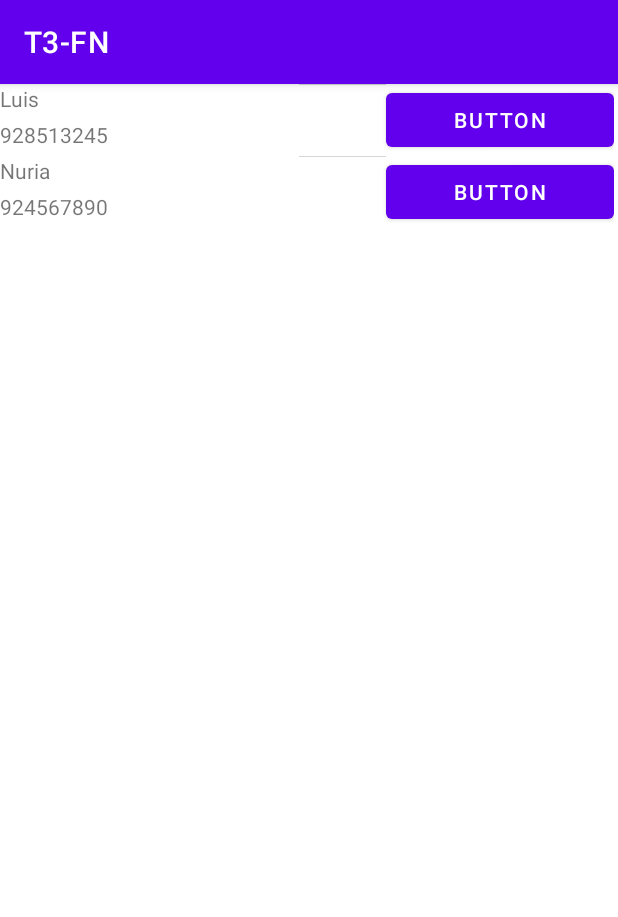
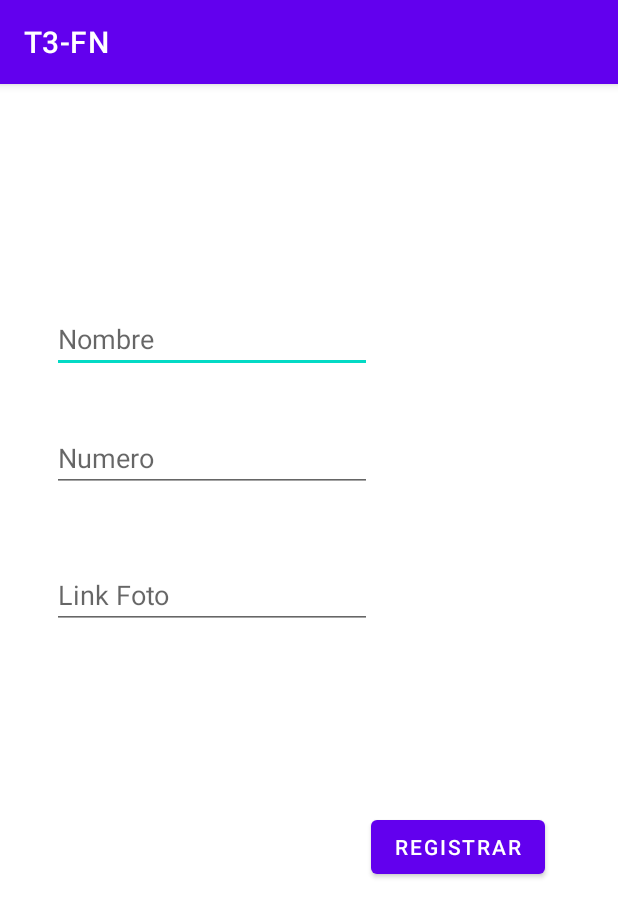
Before and after one commit to NicoldAguilar/APPMOV-T3FN, an Android app: the screen it shows after launch (ListadoActivity before the commit, RegistrarContactosActivity after it), on a phone screen of 412 x 824 dp. Shown: the top 917 px of the screen. Run offline under Robolectric (Android 15) with nearby library versions, the phone set to English and light mode, and no system bars.

Commit message:
T3-B-MID-REGISTRO

```diff
--- a/APP MOVILES/app/src/main/java/com/example/t3_fn/Clases/Contactos.java
+++ b/APP MOVILES/app/src/main/java/com/example/t3_fn/Clases/Contactos.java
@@ -1,6 +1,8 @@
 package com.example.t3_fn.Clases;
 
-public class Contactos {
+import java.io.Serializable;
+
+public class Contactos implements Serializable {
     String nombre;
     String numero;
     String foto;
--- /dev/null
+++ b/APP MOVILES/app/src/main/java/com/example/t3_fn/Clases/DatosContactos.java
@@ -0,0 +1,19 @@
+package com.example.t3_fn.Clases;
+
+import android.app.Application;
+
+import java.util.ArrayList;
+import java.util.List;
+
+//Guardamos los datos
+public class DatosContactos extends Application {
+    private List<Contactos> contactos = new ArrayList<>();
+
+    public List<Contactos> getContactosList() {
+        return contactos;
+    }
+    public void setContactosList(Contactos contacto) {
+        contactos.add(contacto);
+    }
+
+}
--- a/APP MOVILES/app/src/main/java/com/example/t3_fn/ListadoActivity.java
+++ b/APP MOVILES/app/src/main/java/com/example/t3_fn/ListadoActivity.java
@@ -4,36 +4,45 @@ import androidx.appcompat.app.AppCompatActivity;
 import androidx.recyclerview.widget.LinearLayoutManager;
 import androidx.recyclerview.widget.RecyclerView;
 
+import android.app.Activity;
+import android.content.Intent;
 import android.os.Bundle;
+import android.view.View;
+import android.widget.Button;
 
 import com.example.t3_fn.Adapters.ContactosAdapter;
 import com.example.t3_fn.Clases.Contactos;
+import com.example.t3_fn.Clases.DatosContactos;
 
+import java.io.Serializable;
 import java.util.ArrayList;
 import java.util.List;
 
 public class ListadoActivity extends AppCompatActivity {
 
+    public List<Contactos> contactos = new ArrayList<>();
+
     @Override
     protected void onCreate(Bundle savedInstanceState) {
         super.onCreate(savedInstanceState);
         setContentView(R.layout.activity_listado);
+        contactos = ((DatosContactos) getApplicationContext()).getContactosList();
 
-        ContactosAdapter ctAp = new ContactosAdapter(data(),this);
+        ContactosAdapter ctAp = new ContactosAdapter(contactos,this);
 
         RecyclerView rvLista =  findViewById(R.id.rvListaSimple);
         rvLista.setLayoutManager(new LinearLayoutManager(this));
         rvLista.setAdapter(ctAp);
+
+        Button regresarC = findViewById(R.id.btnRegresar);
+        regresarC.setOnClickListener(new View.OnClickListener() {
+            @Override
+            public void onClick(View view) {
+                Intent intent = new Intent(ListadoActivity.this, RegistrarContactosActivity.class);
+                startActivity(intent);
+            }
+        });
     }
 
-    public List<Contactos> data (){
-        List<Contactos> contactos = new ArrayList<>();
-        Contactos C01 = new Contactos("Luis", "928513245", "https://img.freepik.com/vector-gratis/hombre-muestra-gesto-gran-idea_10045-637.jpg");
-        contactos.add(C01);
 
-        Contactos C02 = new Contactos("Nuria", "924567890", "https://img.freepik.com/foto-gratis/retrato-hermoso-mujer-joven-posicion-pared-gris_231208-10760.jpg?q=10&h=200");
-        contactos.add(C02);
-
-        return contactos;
-    }
 }
--- /dev/null
+++ b/APP MOVILES/app/src/main/java/com/example/t3_fn/RegistrarContactosActivity.java
@@ -0,0 +1,51 @@
+package com.example.t3_fn;
+
+import androidx.appcompat.app.AppCompatActivity;
+
+import android.app.Activity;
+import android.content.Intent;
+import android.os.Bundle;
+import android.view.View;
+import android.widget.Button;
+import android.widget.EditText;
+
+import com.example.t3_fn.Clases.Contactos;
+import com.example.t3_fn.Clases.DatosContactos;
+
+import java.util.ArrayList;
+import java.util.List;
+
+public class RegistrarContactosActivity extends AppCompatActivity {
+
+
+    @Override
+    protected void onCreate(Bundle savedInstanceState) {
+        super.onCreate(savedInstanceState);
+        setContentView(R.layout.activity_registrar_contactos);
+
+        Button registrarC = findViewById(R.id.btnRegistrar);
+
+        EditText regNom = findViewById(R.id.etNombre);
+        EditText regNum = findViewById(R.id.etNumero);
+        EditText regFot = findViewById(R.id.etPhoto);
+
+        registrarC.setOnClickListener(new View.OnClickListener() {
+            @Override
+            public void onClick(View view) {
+                String nombre = regNom.getText().toString();
+                String numero = regNum.getText().toString();
+                String imagen = regFot.getText().toString();
+
+                Contactos contacto = new Contactos(nombre, numero, imagen);
+                ((DatosContactos) getApplicationContext()).setContactosList(contacto);
+
+                Intent intent =  new Intent(RegistrarContactosActivity.this, ListadoActivity.class);
+
+                startActivity(intent);
+                finish();
+            }
+        });
+
+    }
+
+}
--- /dev/null
+++ b/APP MOVILES/app/src/main/res/layout/activity_registrar_contactos.xml
@@ -0,0 +1,63 @@
+<?xml version="1.0" encoding="utf-8"?>
+<androidx.constraintlayout.widget.ConstraintLayout xmlns:android="http://schemas.android.com/apk/res/android"
+    xmlns:app="http://schemas.android.com/apk/res-auto"
+    xmlns:tools="http://schemas.android.com/tools"
+    android:layout_width="match_parent"
+    android:layout_height="match_parent"
+    tools:context=".RegistrarContactosActivity">
+
+    <EditText
+        android:id="@+id/etNombre"
+        android:layout_width="wrap_content"
+        android:layout_height="wrap_content"
+        android:ems="10"
+        android:hint="Nombre"
+        android:inputType="textPersonName"
+        app:layout_constraintBottom_toBottomOf="parent"
+        app:layout_constraintEnd_toEndOf="parent"
+        app:layout_constraintHorizontal_bias="0.174"
+        app:layout_constraintStart_toStartOf="parent"
+        app:layout_constraintTop_toTopOf="parent"
+        app:layout_constraintVertical_bias="0.204" />
+
+    <EditText
+        android:id="@+id/etNumero"
+        android:layout_width="wrap_content"
+        android:layout_height="wrap_content"
+        android:ems="10"
+        android:hint="Numero"
+        android:inputType="textPersonName"
+        app:layout_constraintBottom_toBottomOf="parent"
+        app:layout_constraintEnd_toEndOf="parent"
+        app:layout_constraintHorizontal_bias="0.174"
+        app:layout_constraintStart_toStartOf="parent"
+        app:layout_constraintTop_toTopOf="parent"
+        app:layout_constraintVertical_bias="0.314" />
+
+    <EditText
+        android:id="@+id/etPhoto"
+        android:layout_width="wrap_content"
+        android:layout_height="wrap_content"
+        android:ems="10"
+        android:hint="Link Foto"
+        android:inputType="textPersonName"
+        app:layout_constraintBottom_toBottomOf="parent"
+        app:layout_constraintEnd_toEndOf="parent"
+        app:layout_constraintHorizontal_bias="0.174"
+        app:layout_constraintStart_toStartOf="parent"
+        app:layout_constraintTop_toTopOf="parent"
+        app:layout_constraintVertical_bias="0.44" />
+
+    <Button
+        android:id="@+id/btnRegistrar"
+        android:layout_width="wrap_content"
+        android:layout_height="wrap_content"
+        android:text="Registrar"
+        app:layout_constraintBottom_toBottomOf="parent"
+        app:layout_constraintEnd_toEndOf="parent"
+        app:layout_constraintHorizontal_bias="0.836"
+        app:layout_constraintStart_toStartOf="parent"
+        app:layout_constraintTop_toTopOf="parent"
+        app:layout_constraintVertical_bias="0.673" />
+
+</androidx.constraintlayout.widget.ConstraintLayout>
--- a/APP MOVILES/app/src/main/res/layout/item_string.xml
+++ b/APP MOVILES/app/src/main/res/layout/item_string.xml
@@ -45,7 +45,7 @@
             android:layout_width="wrap_content"
             android:layout_height="wrap_content"
             android:layout_weight="1"
-            android:text="Button" />
+            android:text="Abrir Llamada" />
 
     </LinearLayout>
 </LinearLayout>
```
Also changed, not shown: APP MOVILES/app/src/main/AndroidManifest.xml (+12 -4 lines), APP MOVILES/app/src/main/res/layout/activity_listado.xml (+30 -8 lines).
